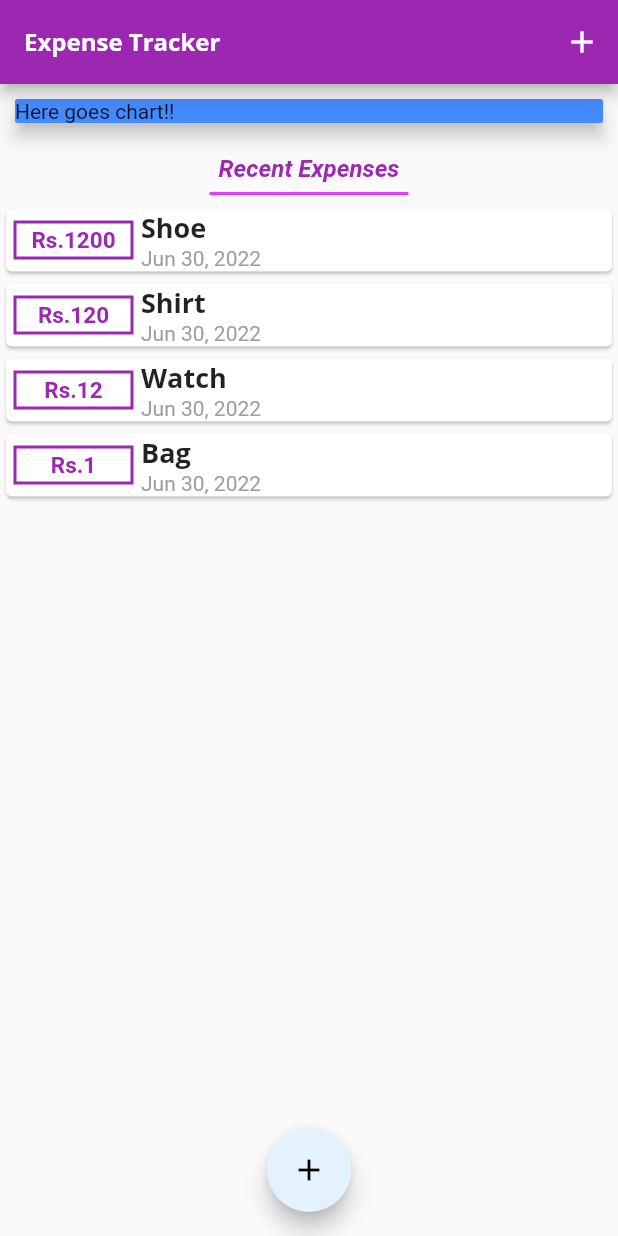
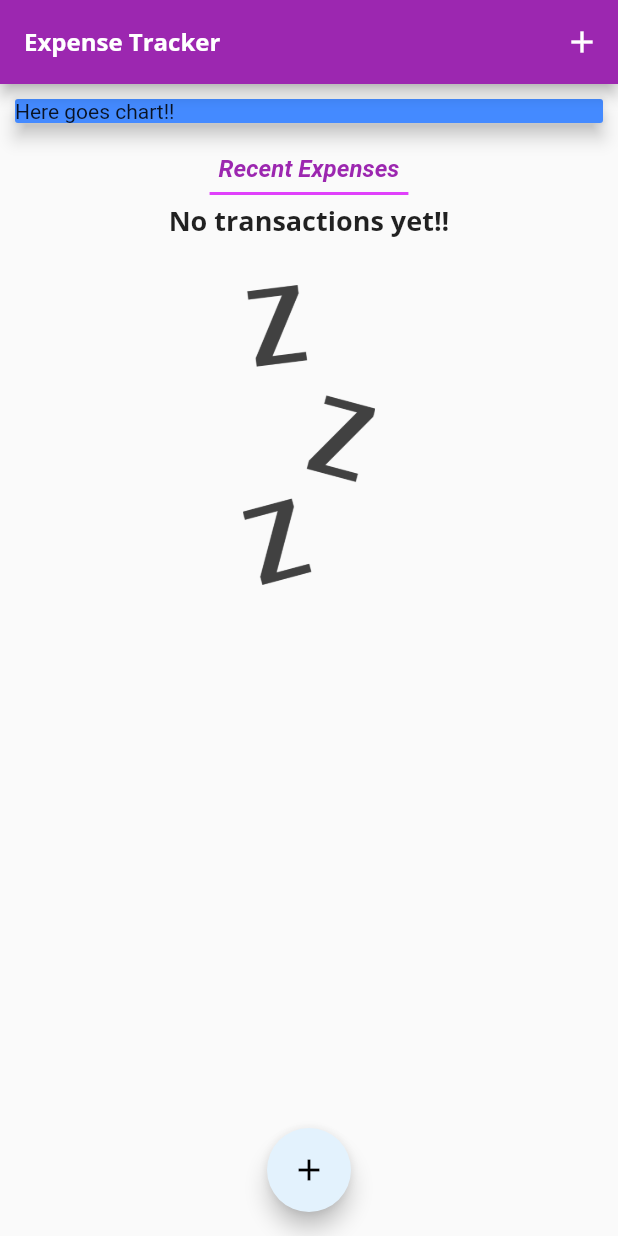
Before and after one commit to Nisschhal/flutter_expense_app, a Flutter app: the screen it shows after launch, on a phone screen of 412 x 824 dp. Run offline on Flutter 3.47's test engine with Material 2 defaults, Android fonts, the phone set to English and light mode, and no system bars.

```diff
--- a/lib/main.dart
+++ b/lib/main.dart
@@ -56,10 +56,10 @@ class _MyHomePageState extends State<MyHomePage> {
   final amoutnController = TextEditingController();
 
   final List<Transaction> _userTransactions = [
-    Transaction(id: "01", title: "Shoe", amount: 1200, date: DateTime.now()),
-    Transaction(id: "02", title: "Shirt", amount: 120, date: DateTime.now()),
-    Transaction(id: "03", title: "Watch", amount: 12, date: DateTime.now()),
-    Transaction(id: "04", title: "Bag", amount: 1, date: DateTime.now()),
+    // Transaction(id: "01", title: "Shoe", amount: 1200, date: DateTime.now()),
+    // Transaction(id: "02", title: "Shirt", amount: 120, date: DateTime.now()),
+    // Transaction(id: "03", title: "Watch", amount: 12, date: DateTime.now()),
+    // Transaction(id: "04", title: "Bag", amount: 1, date: DateTime.now()),
   ];
 
   void _addNewTransaction(String txTitle, double txAmount) {
--- a/lib/widgets/transactions_list.dart
+++ b/lib/widgets/transactions_list.dart
@@ -14,12 +14,23 @@ class TransactionList extends StatelessWidget {
     // ignore: sized_box_for_whitespace
     return Container(
       height: 300,
-      child: userList.isEmpty? Column(
+      child: userList.isEmpty
+          ? Column(
               children: [
-          Text("No transactions yet!!"),
-
+                Text(
+                  "No transactions yet!!",
+                  style: Theme.of(context).textTheme.headline6,
+                ),
+                SizedBox(
+                  height: 30,
+                ),
+                Container(
+                    height: 200,
+                    child: Image.asset('assets/images/waiting.png',
+                        fit: BoxFit.cover)),
               ],
-      ) : ListView.builder(
+            )
+          : ListView.builder(
               // scrollDirection: Axis.horizontal,
               itemBuilder: (context, index) {
                 return Card(
@@ -28,8 +39,8 @@ class TransactionList extends StatelessWidget {
                       Container(
                         width: 80,
                         padding: const EdgeInsets.all(2),
-                  margin:
-                      const EdgeInsets.symmetric(vertical: 8, horizontal: 5),
+                        margin: const EdgeInsets.symmetric(
+                            vertical: 8, horizontal: 5),
                         decoration: BoxDecoration(
                           border: Border.all(
                             color: Colors.purple,
@@ -46,7 +57,9 @@ class TransactionList extends StatelessWidget {
                           textAlign: TextAlign.center,
                         ),
                       ),
-                Column(crossAxisAlignment: CrossAxisAlignment.start, children: [
+                      Column(
+                          crossAxisAlignment: CrossAxisAlignment.start,
+                          children: [
                             Text(
                               userList[index].title,
                               style: Theme.of(context).textTheme.headline6,
```
Also changed, not shown: lib/widgets/chart.dart (added, +42 -0 lines). Lines whose indentation alone changed are shown as unchanged.
